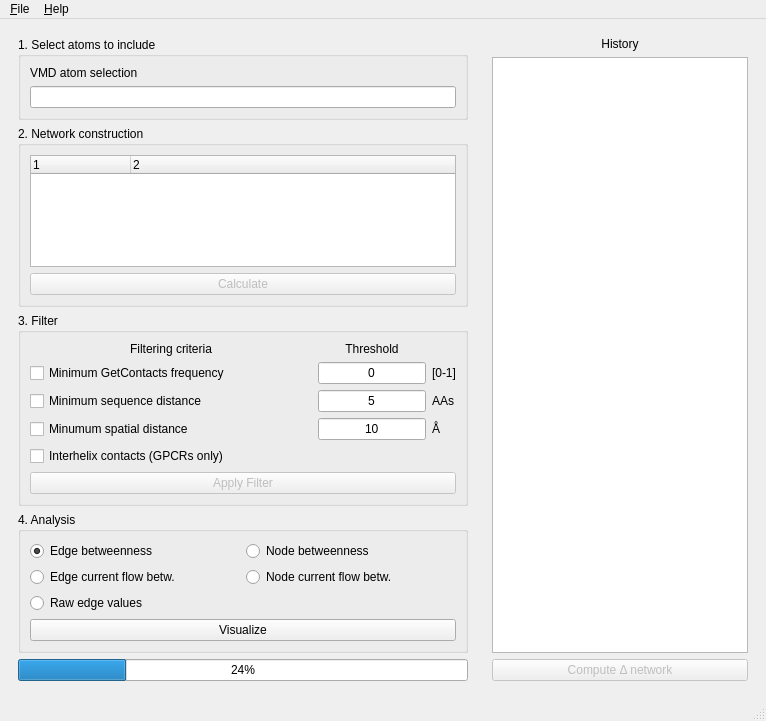
Above: gui/alloviz_mainwindow.ui from frannerin/AlloViz before the change. Below: the same form after it.
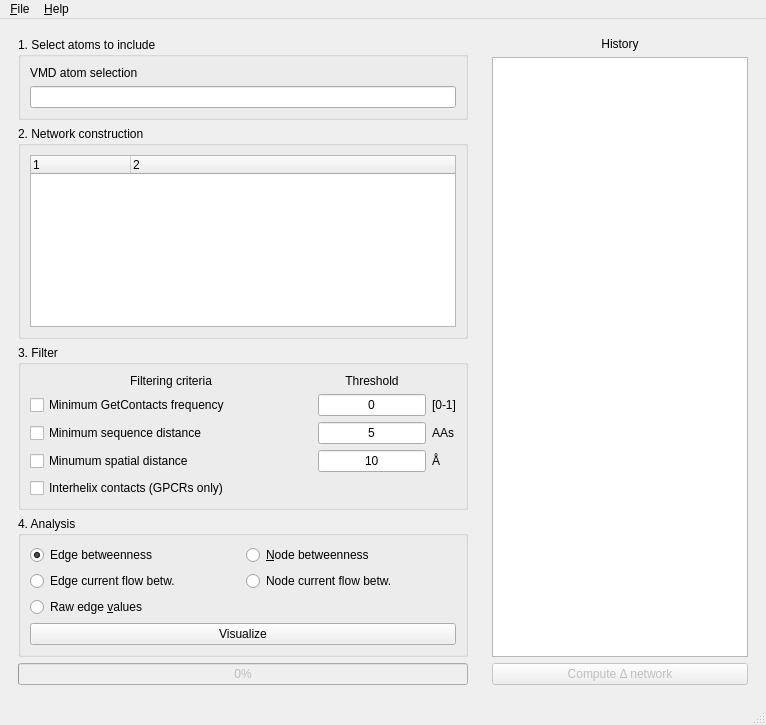
That is the form after the change.

Patch:
```diff
--- a/gui/alloviz_mainwindow.ui
+++ b/gui/alloviz_mainwindow.ui
@@ -7,7 +7,7 @@
     <x>0</x>
     <y>0</y>
     <width>766</width>
-    <height>721</height>
+    <height>725</height>
    </rect>
   </property>
   <property name="windowTitle">
@@ -91,16 +91,6 @@
             </column>
            </widget>
           </item>
-          <item>
-           <widget class="QPushButton" name="calculateButton">
-            <property name="enabled">
-             <bool>false</bool>
-            </property>
-            <property name="text">
-             <string>Calculate</string>
-            </property>
-           </widget>
-          </item>
          </layout>
         </widget>
        </item>
@@ -209,16 +199,6 @@
             </property>
            </widget>
           </item>
-          <item row="5" column="0" colspan="3">
-           <widget class="QPushButton" name="filterButton">
-            <property name="enabled">
-             <bool>false</bool>
-            </property>
-            <property name="text">
-             <string>Apply Filter</string>
-            </property>
-           </widget>
-          </item>
          </layout>
         </widget>
        </item>
@@ -241,14 +221,14 @@
           <item row="1" column="1">
            <widget class="QRadioButton" name="anNodeBtwCheck">
             <property name="text">
-             <string>Node betweenness</string>
+             <string>&amp;Node betweenness</string>
             </property>
            </widget>
           </item>
           <item row="4" column="0" colspan="2">
            <widget class="QRadioButton" name="anEdgeRawCheck">
             <property name="text">
-             <string>Raw edge values</string>
+             <string>Raw edge &amp;values</string>
             </property>
            </widget>
           </item>
@@ -278,8 +258,11 @@
        </item>
        <item>
         <widget class="QProgressBar" name="progressBar">
+         <property name="enabled">
+          <bool>false</bool>
+         </property>
          <property name="value">
-          <number>24</number>
+          <number>0</number>
          </property>
         </widget>
        </item>
```
Left out of the diff: 10 changed lines with no effect on the pictures.
